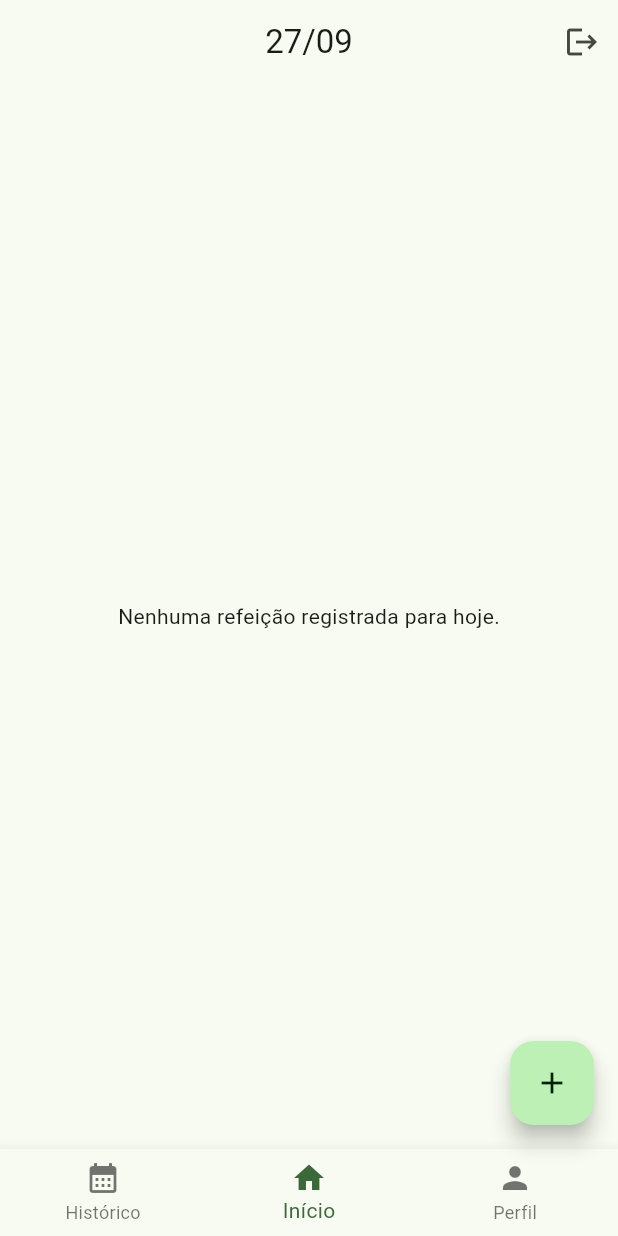
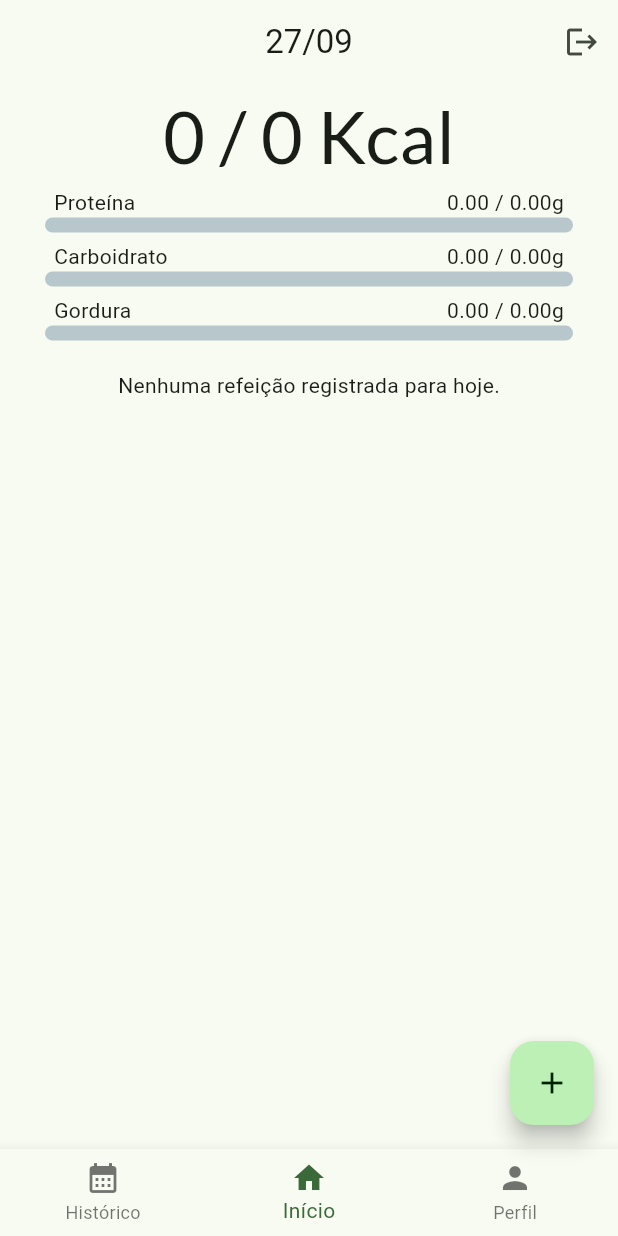
Before and after one commit to loulouizz/tccalimentracker, a Flutter app: the screen it shows once a user with an empty profile is signed in, on a phone screen of 412 x 824 dp. Run offline on Flutter 3.47's test engine with Material 3 defaults, Android fonts, the light colour scheme and no system bars; drawn by our look-alikes of percent_indicator; our stand-ins replace cloud_firestore, firebase_auth, firebase_core, flutter_slidable, google_fonts; accounts and stored records are empty; network calls fail.

Commit message:
metas de caloria e macronutrientes adicionadas na tela principal, etapa 3 concluída

```diff
--- a/lib/screens/main_screen.dart
+++ b/lib/screens/main_screen.dart
@@ -23,6 +23,11 @@ class _MainScreenState extends State<MainScreen> {
   int _selectedIndex = 1;
   final User? user = Auth().currentUser;
 
+  double dailyCalories = 0;
+  double dailyProtein = 0;
+  double dailyCarbs = 0;
+  double dailyFat = 0;
+
   String _formatNumber(dynamic value) {
     if (value is num) {
       return value.toStringAsFixed(2);
@@ -35,6 +40,29 @@ class _MainScreenState extends State<MainScreen> {
   void initState() {
     super.initState();
     dayAndMonth = DateFormat('d/MM').format(DateTime.now());
+    _loadUserNutritionalGoals();
+  }
+
+  Future<void> _loadUserNutritionalGoals() async {
+    try {
+      final DocumentSnapshot userDoc = await FirebaseFirestore.instance
+          .collection('users')
+          .doc(user?.uid)
+          .get();
+
+      if (userDoc.exists) {
+        final userData = userDoc.data() as Map<String, dynamic>;
+
+        setState(() {
+          dailyCalories = userData['calories'] ?? 0;
+          dailyProtein = userData['macronutrients']['Proteínas (g)'] ?? 0;
+          dailyCarbs = userData['macronutrients']['Carboidratos (g)'] ?? 0;
+          dailyFat = userData['macronutrients']['Gorduras (g)'] ?? 0;
+        });
+      }
+    } catch (e) {
+      print('Erro ao carregar metas nutricionais: $e');
+    }
   }
 
   void _onItemTapped(int index) {
@@ -230,7 +258,6 @@ class _MainScreenState extends State<MainScreen> {
 
     return Column(
       children: [
-
         Expanded(
           child: StreamBuilder<QuerySnapshot>(
             stream: FirebaseFirestore.instance
@@ -249,134 +276,57 @@ class _MainScreenState extends State<MainScreen> {
               }
 
               if (!snapshot.hasData || snapshot.data!.docs.isEmpty) {
-                return Center(
-                    child: Text('Nenhuma refeição registrada para hoje.'));
+                return Column(
+                  children: [
+                    Text("0 / ${dailyCalories.toStringAsFixed(0)} Kcal", style: GoogleFonts.lato(fontSize: 48)),
+                    _buildNutrientProgressBars(0, 0, 0),
+                    Center(child: Text('Nenhuma refeição registrada para hoje.')),
+                  ],
+                );
               }
 
+              // Somar as calorias e macronutrientes das refeições do dia
               final kcalSum = snapshot.data!.docs
                   .map((doc) {
                 final data = doc.data() as Map<String, dynamic>;
-                return (data['calorias'] as num?) ?? 0;
-              }).reduce((value, element) => value + element);
+                return (data['calorias'] as double?) ?? 0;
+              })
+                  .reduce((value, element) => value + element);
 
               final proteinSum = snapshot.data!.docs
                   .map((doc) {
                 final data = doc.data() as Map<String, dynamic>;
-                return (data['proteína'] as num?) ?? 0;
-              }).reduce((value, element) => value + element);
+                return (data['proteína'] as double?) ?? 0;
+              })
+                  .reduce((value, element) => value + element);
 
               final carbSum = snapshot.data!.docs
                   .map((doc) {
                 final data = doc.data() as Map<String, dynamic>;
-                return (data['carboidrato'] as num?) ?? 0;
-              }).reduce((value, element) => value + element);
+                return (data['carboidrato'] as double?) ?? 0;
+              })
+                  .reduce((value, element) => value + element);
 
               final fatSum = snapshot.data!.docs
                   .map((doc) {
                 final data = doc.data() as Map<String, dynamic>;
-                return (data['gordura'] as num?) ?? 0;
-              }).reduce((value, element) => value + element);
-
-
-              final meals = snapshot.data!.docs;
+                return (data['gordura'] as double?) ?? 0;
+              })
+                  .reduce((value, element) => value + element);
 
               return Column(
                 children: [
-                  Text("${kcalSum.toStringAsFixed(0)} / Kcal", style: GoogleFonts.lato(),),
-                  Padding(
-                    padding: const EdgeInsets.symmetric(horizontal: 20),
-                    child: Column(
-                      children: [
-                        Column(
-                          children: [
-                            Padding(
-                              padding: const EdgeInsets.symmetric(horizontal: 16),
-                              child: Row(
-                                mainAxisAlignment: MainAxisAlignment.spaceBetween,
-                                children: [
-                                  Text("Proteína"),
-                                  Text("$proteinSum/200g"),
-                                ],
-                              ),
-                            ),
-                            LinearPercentIndicator(
-                              barRadius: Radius.circular(60),
-                              lineHeight: 10,
-                              progressColor: Theme.of(context).colorScheme.tertiaryContainer,
-                              percent: proteinSum/200,
-                            ),
-                          ],
-                        ),
-                        SizedBox(height: 6,),
-
-                        Column(
-                          children: [
-                            Padding(
-                              padding: const EdgeInsets.symmetric(horizontal: 16),
-                              child: Row(
-                                mainAxisAlignment: MainAxisAlignment.spaceBetween,
-                                children: [
-                                  Text("Carboidrato"),
-                                  Text("$carbSum/200g"),
-                                ],
-                              ),
-                            ),
-                            LinearPercentIndicator(
-                              barRadius: Radius.circular(60),
-                              lineHeight: 10,
-                              progressColor: Theme.of(context).colorScheme.tertiaryContainer,
-                              percent: proteinSum/200,
-                            ),
-                          ],
-                        ),
-                        SizedBox(height: 6,),
-
-                        Column(
-                          children: [
-                            Padding(
-                              padding: const EdgeInsets.symmetric(horizontal: 16),
-                              child: Row(
-                                mainAxisAlignment: MainAxisAlignment.spaceBetween,
-                                children: [
-                                  Text("Gordura"),
-                                  Text("$fatSum/200g"),
-                                ],
-                              ),
-                            ),
-                            LinearPercentIndicator(
-                              barRadius: Radius.circular(60),
-                              lineHeight: 10,
-                              progressColor: Theme.of(context).colorScheme.tertiaryContainer,
-                              percent: proteinSum/200,
-                            ),
-                          ],
-                        ),
-                        SizedBox(height: 6,),
-
-                        SizedBox(height: 20,),
-
-                      ],
-                    ),
-                  ),
-
-
+                  // Exibe calorias consumidas comparadas com a meta
+                  Text("${kcalSum.toStringAsFixed(0)} / ${dailyCalories.toStringAsFixed(0)} Kcal",
+                      style: GoogleFonts.lato(fontSize: 48)),
+                  // Exibe as barras de progresso para os macronutrientes
+                  _buildNutrientProgressBars(proteinSum, carbSum, fatSum),
                   Expanded(
                     child: ListView.builder(
-                      itemCount: meals.length,
+                      itemCount: snapshot.data!.docs.length,
                       itemBuilder: (context, index) {
-                        final mealDoc = meals[index];
-
-                        if (mealDoc == null || mealDoc.id.isEmpty) {
-                          print("Meal document is null or has an empty ID.");
-                          return ListTile(
-                            title: Text("Erro ao carregar a refeição"),
-                          );
-                        }
-
+                        final mealDoc = snapshot.data!.docs[index];
                         final mealData = mealDoc.data() as Map<String, dynamic>;
-
-                        print("Loaded meal with ID: ${mealDoc.id}");
-
                         final mealName = mealData['nome'] ?? 'Nome não disponível';
                         final mealTime = mealData['horário'] ?? 'Horário não disponível';
                         final kcal = mealData['calorias'] ?? 0.0;
@@ -387,7 +337,6 @@ class _MainScreenState extends State<MainScreen> {
                             children: [
                               SlidableAction(
                                 onPressed: (_) {
-                                  print("Editing meal with ID: ${mealDoc.id}");
                                   _editMeal(context, mealDoc);
                                 },
                                 icon: Icons.edit,
@@ -396,7 +345,6 @@ class _MainScreenState extends State<MainScreen> {
                               ),
                               SlidableAction(
                                 onPressed: (_) {
-                                  print("Deleting meal with ID: ${mealDoc.id}");
                                   _deleteMeal(context, mealDoc);
                                 },
                                 icon: Icons.delete,
@@ -409,8 +357,7 @@ class _MainScreenState extends State<MainScreen> {
                             shape: RoundedRectangleBorder(borderRadius: BorderRadius.circular(20)),
                             tileColor: Theme.of(context).colorScheme.primaryContainer,
                             title: Text(mealName),
-                            subtitle: Text(
-                                'Horário: $mealTime\nCalorias: ${kcal.toStringAsFixed(2)} kcal'),
+                            subtitle: Text('Horário: $mealTime\nCalorias: ${kcal.toStringAsFixed(2)} kcal'),
                           ),
                         );
                       },
@@ -424,6 +371,46 @@ class _MainScreenState extends State<MainScreen> {
       ],
     );
   }
+
+  Widget _buildNutrientProgressBars(double proteinSum, double carbSum, double fatSum) {
+    return Padding(
+      padding: const EdgeInsets.symmetric(horizontal: 20),
+      child: Column(
+        children: [
+          _buildProgressBar("Proteína", proteinSum, dailyProtein),
+          SizedBox(height: 6),
+          _buildProgressBar("Carboidrato", carbSum, dailyCarbs),
+          SizedBox(height: 6),
+          _buildProgressBar("Gordura", fatSum, dailyFat),
+          SizedBox(height: 20),
+        ],
+      ),
+    );
+  }
+
+  Widget _buildProgressBar(String label, double currentAmount, double goalAmount) {
+    return Column(
+      children: [
+        Padding(
+          padding: const EdgeInsets.symmetric(horizontal: 16),
+          child: Row(
+            mainAxisAlignment: MainAxisAlignment.spaceBetween,
+            children: [
+              Text(label),
+              Text("${currentAmount.toStringAsFixed(2)} / ${goalAmount.toStringAsFixed(2)}g"),
+            ],
+          ),
+        ),
+        LinearPercentIndicator(
+          barRadius: Radius.circular(60),
+          lineHeight: 10,
+          progressColor: Theme.of(context).colorScheme.primary,
+          percent: (goalAmount > 0) ? (currentAmount / goalAmount).clamp(0.0, 1.0) : 0.0,
+        ),
+      ],
+    );
+  }
+
 
   @override
   Widget build(BuildContext context) {
```
Also changed, not shown: lib/auth.dart (+7 -0 lines), lib/screens/sign_up_screen.dart (+104 -3 lines).
